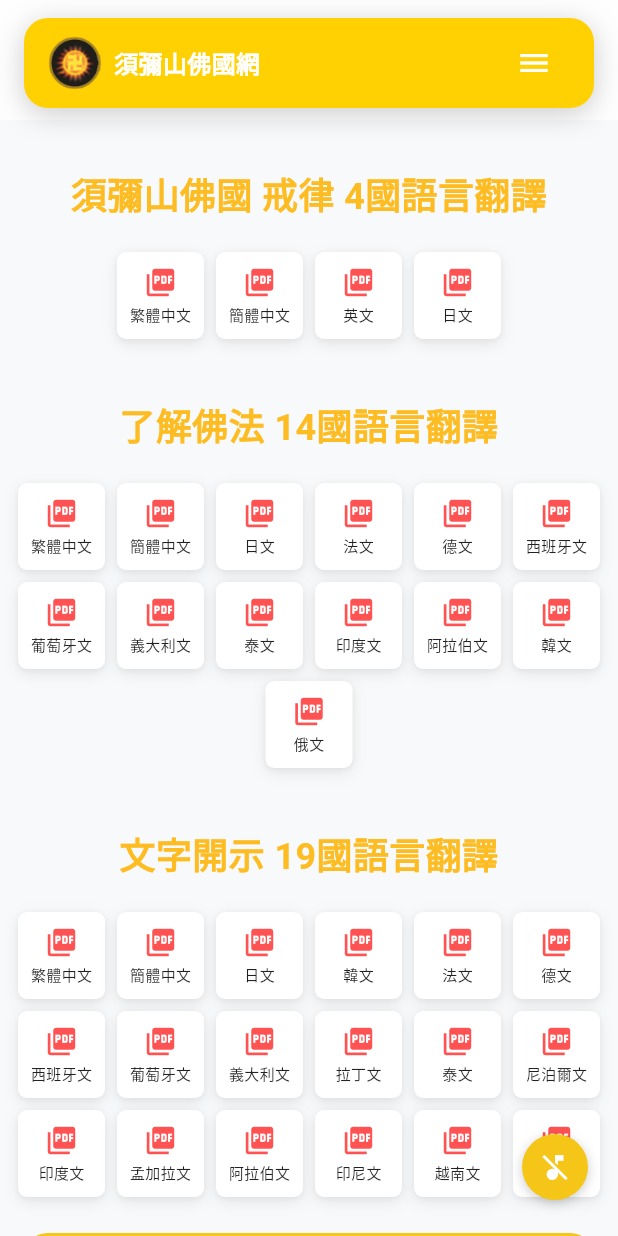
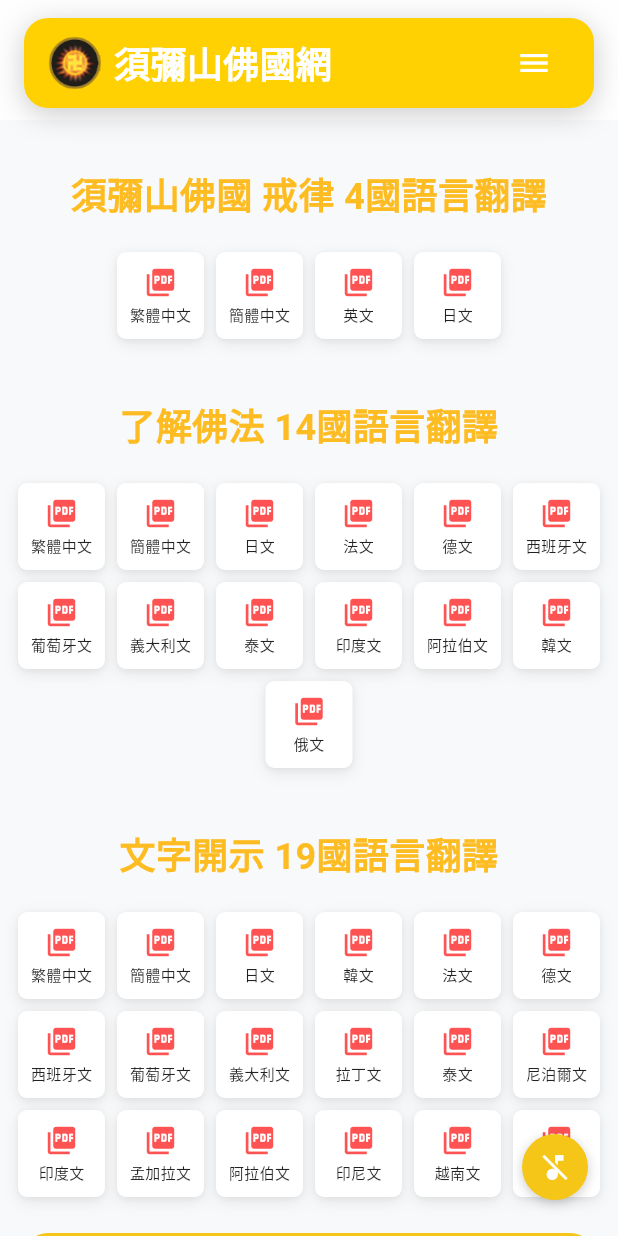
Before and after one commit to lxethanchen-gif/sumeruweb, a Flutter app: the ResourceLinksPage screen opened by its route, on a phone screen of 412 x 824 dp. Run offline on Flutter 3.47's test engine with Material 3 defaults, Android fonts, the phone set to English and light mode, and no system bars; our stand-ins replace audioplayers, firebase_core, go_router, youtube_player_flutter; missing offline and left inert: dart:html, dart:ui_web; accounts and stored records are empty; network calls fail.

Commit message:
home updated

```diff
--- a/lib/pages/homepage.dart
+++ b/lib/pages/homepage.dart
@@ -249,7 +249,7 @@ class _HomePageState extends State<HomePage> {
     VideoLink('生命可以再來一次', 'https://youtu.be/C-wW-Q2P_7s'),
     VideoLink('座下弟子智道觀 實修實證', 'https://youtu.be/3CQV7DwfSik'),
     VideoLink('座下弟子智瀾 實修實證', 'https://youtu.be/1zxbudPTAo0'),
-    VideoLink('座下弟子智法照 實修實證', 'https://youtu.be/3m__Z2LbAOg'),
+    VideoLink('座下弟子智法照 實修實證', 'https://youtu.be/1zxbudPTAo0'),
   ];
 
   @override
--- a/lib/pages/sumeruappbar.dart
+++ b/lib/pages/sumeruappbar.dart
@@ -121,7 +121,7 @@ class _Logo extends StatelessWidget {
           Text(
             '須彌山佛國網',
             style: TextStyle(
-              fontSize: 16,
+              fontSize: 24,
               fontWeight: FontWeight.w700,
               color: _white,
             ),
```
